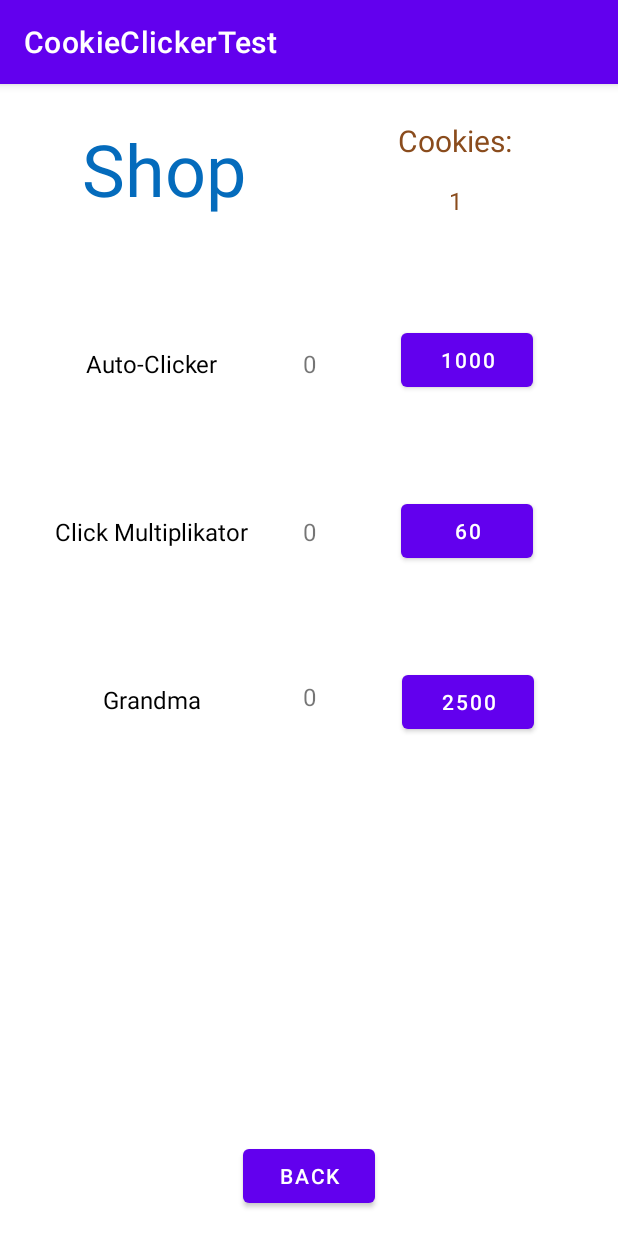
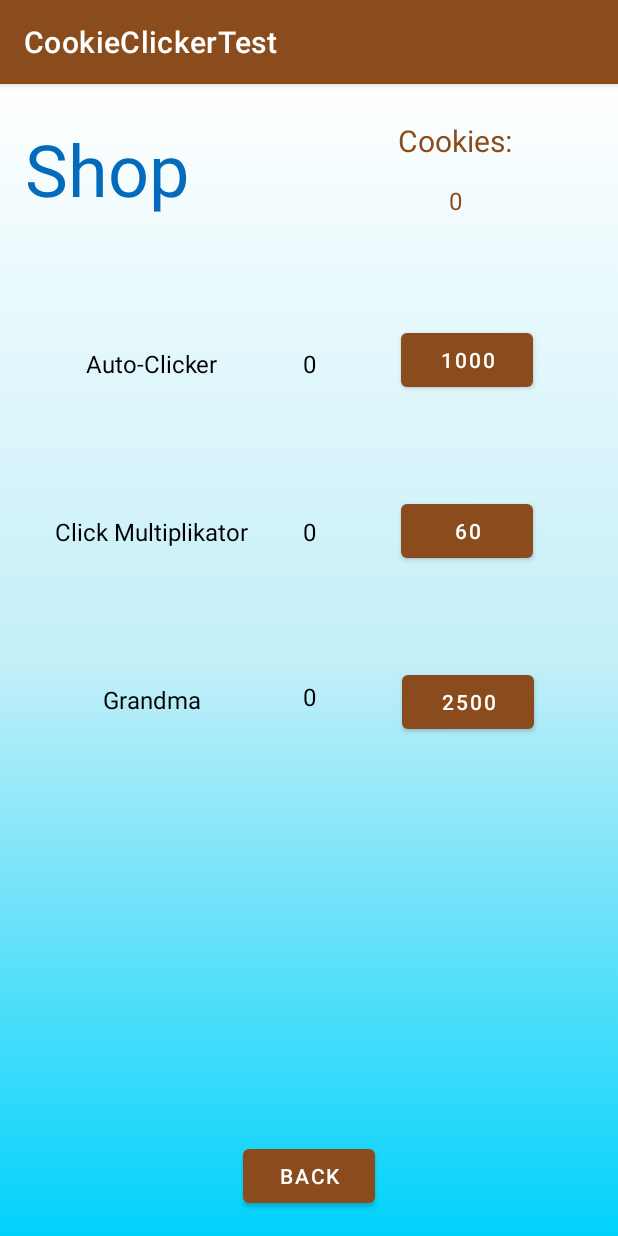
Before and after one commit to Dr-PPSN/Cookie-Klicker-App, an Android app: the Shop screen opened directly, with no data from a screen before it, on a phone screen of 412 x 824 dp. Run offline under Robolectric (Android 15) with nearby library versions, the phone set to English and light mode, and no system bars.

Commit message:
design and better animation

```diff
--- a/app/src/main/java/com/example/cookieclickertest/Shop.java
+++ b/app/src/main/java/com/example/cookieclickertest/Shop.java
@@ -26,7 +26,7 @@
     public int multi = 0;
     public int grandma = 0;
 
-    //TODO: If Anzahl_Click Multiplikator == 24 -> disable Buy_Multi Button
+    //TODO: If Anzahl_Click Multiplikator == 24 change to Billions
 
     @Override
     protected void onCreate(Bundle savedInstanceState) {
--- /dev/null
+++ b/app/src/main/res/drawable/background_gradient.xml
@@ -0,0 +1,13 @@
+<?xml version="1.0" encoding="utf-8"?>
+<selector xmlns:android="http://schemas.android.com/apk/res/android">
+    <item>
+        <shape>
+            <gradient
+                android:angle="-90"
+                android:startColor="@color/white"
+                android:centerColor="#c3eff8"
+                android:endColor="#00d2fb"
+                android:type="linear" />
+        </shape>
+    </item>
+</selector>
--- a/app/src/main/res/layout/activity_shop.xml
+++ b/app/src/main/res/layout/activity_shop.xml
@@ -4,6 +4,7 @@
     xmlns:tools="http://schemas.android.com/tools"
     android:layout_width="match_parent"
     android:layout_height="match_parent"
+    android:background="@drawable/background_gradient"
     tools:context=".Shop">
 
     <TextView
@@ -11,8 +12,9 @@
         android:layout_width="wrap_content"
         android:layout_height="wrap_content"
         android:layout_marginTop="88dp"
-        android:text="0"
+        android:text="@string/_0"
         android:textSize="16sp"
+        android:textColor="#000000"
         app:layout_constraintEnd_toEndOf="parent"
         app:layout_constraintStart_toStartOf="parent"
         app:layout_constraintTop_toBottomOf="@+id/anzahl_multi" />
@@ -24,7 +26,7 @@
         android:layout_marginStart="8dp"
         android:layout_marginTop="90dp"
         android:layout_marginEnd="8dp"
-        android:text="Grandma"
+        android:text="@string/grandma"
         android:textColor="#000000"
         android:textSize="16sp"
         app:layout_constraintEnd_toStartOf="@+id/anzahl_multi"
@@ -38,7 +40,7 @@
         android:layout_marginStart="16dp"
         android:layout_marginEnd="16dp"
         android:layout_marginBottom="16dp"
-        android:text="Back"
+        android:text="@string/back"
         app:layout_constraintBottom_toBottomOf="parent"
         app:layout_constraintEnd_toEndOf="parent"
         app:layout_constraintStart_toStartOf="parent" />
@@ -50,7 +52,7 @@
         android:layout_marginStart="8dp"
         android:layout_marginTop="175dp"
         android:layout_marginEnd="8dp"
-        android:text="Auto-Clicker"
+        android:text="@string/auto_clicker"
         android:textColor="#000000"
         android:textSize="16sp"
         app:layout_constraintEnd_toStartOf="@+id/anzahl_auto"
@@ -64,7 +66,9 @@
         android:layout_marginStart="8dp"
         android:layout_marginTop="160dp"
         android:layout_marginEnd="8dp"
-        android:text="1000"
+        android:hapticFeedbackEnabled="true"
+        android:text="@string/_1000"
+        android:textColor="#FFFFFF"
         app:layout_constraintEnd_toEndOf="parent"
         app:layout_constraintStart_toEndOf="@+id/anzahl_auto"
         app:layout_constraintTop_toTopOf="parent" />
@@ -76,7 +80,7 @@
         android:layout_marginStart="8dp"
         android:layout_marginTop="90dp"
         android:layout_marginEnd="8dp"
-        android:text="Click Multiplikator"
+        android:text="@string/click_multiplikator"
         android:textColor="#000000"
         android:textSize="16sp"
         app:layout_constraintEnd_toStartOf="@+id/anzahl_multi"
@@ -90,7 +94,7 @@
         android:layout_marginStart="8dp"
         android:layout_marginTop="66dp"
         android:layout_marginEnd="8dp"
-        android:text="60"
+        android:text="@string/_60"
         app:layout_constraintEnd_toEndOf="parent"
         app:layout_constraintStart_toEndOf="@+id/anzahl_multi"
         app:layout_constraintTop_toBottomOf="@+id/button_buy_auto" />
@@ -102,7 +106,7 @@
         android:layout_marginStart="8dp"
         android:layout_marginTop="66dp"
         android:layout_marginEnd="8dp"
-        android:text="2500"
+        android:text="@string/_2500"
         app:layout_constraintEnd_toEndOf="parent"
         app:layout_constraintHorizontal_bias="0.505"
         app:layout_constraintStart_toEndOf="@+id/anzahl_multi"
@@ -114,7 +118,8 @@
         android:layout_height="wrap_content"
         android:layout_marginStart="16dp"
         android:layout_marginTop="24dp"
-        android:text="Shop"
+        android:layout_marginEnd="76dp"
+        android:text="@string/shop"
         android:textColor="#046BBC"
         android:textColorHint="#00FFFFFF"
         android:textSize="48sp"
@@ -128,6 +133,7 @@
         android:layout_height="wrap_content"
         android:layout_marginTop="175dp"
         android:text="0"
+        android:textColor="#000000"
         android:textSize="16sp"
         app:layout_constraintEnd_toEndOf="parent"
         app:layout_constraintStart_toStartOf="parent"
@@ -139,6 +145,7 @@
         android:layout_height="wrap_content"
         android:layout_marginTop="90dp"
         android:text="0"
+        android:textColor="#000000"
         android:textSize="16sp"
         app:layout_constraintEnd_toEndOf="parent"
         app:layout_constraintStart_toStartOf="parent"
@@ -150,7 +157,7 @@
         android:layout_height="wrap_content"
         android:layout_marginTop="24dp"
         android:layout_marginEnd="16dp"
-        android:text="Cookies:"
+        android:text="@string/cookies"
         android:textColor="#8A4C1D"
         android:textSize="20sp"
         app:layout_constraintEnd_toEndOf="parent"
@@ -162,7 +169,7 @@
         android:layout_width="wrap_content"
         android:layout_height="wrap_content"
         android:layout_marginEnd="16dp"
-        android:text="0"
+        android:text="@string/_0"
         android:textColor="#8A4C1D"
         android:textSize="16sp"
         app:layout_constraintBottom_toBottomOf="@+id/textView3"
--- a/app/src/main/res/values-night/themes.xml
+++ b/app/src/main/res/values-night/themes.xml
@@ -2,9 +2,9 @@
     <!-- Base application theme. -->
     <style name="Theme.CookieClickerTest" parent="Theme.MaterialComponents.DayNight.DarkActionBar">
         <!-- Primary brand color. -->
-        <item name="colorPrimary">@color/purple_200</item>
+        <item name="colorPrimary">#8A4C1D</item>
         <item name="colorPrimaryVariant">@color/purple_700</item>
-        <item name="colorOnPrimary">@color/black</item>
+        <item name="colorOnPrimary">@color/white</item>
         <!-- Secondary brand color. -->
         <item name="colorSecondary">@color/teal_200</item>
         <item name="colorSecondaryVariant">@color/teal_200</item>
--- a/app/src/main/res/values/strings.xml
+++ b/app/src/main/res/values/strings.xml
@@ -1,3 +1,16 @@
 <resources>
     <string name="app_name">CookieClickerTest</string>
+    <string name="reset">Reset</string>
+    <string name="shop">Shop</string>
+    <string name="save">Save</string>
+    <string name="cookie">Cookie</string>
+    <string name="cookies">Cookies:</string>
+    <string name="_2500">2500</string>
+    <string name="_60">60</string>
+    <string name="click_multiplikator">Click Multiplikator</string>
+    <string name="_1000">1000</string>
+    <string name="auto_clicker">Auto-Clicker</string>
+    <string name="back">Back</string>
+    <string name="grandma">Grandma</string>
+    <string name="_0">0</string>
 </resources>
--- a/app/src/main/res/values/themes.xml
+++ b/app/src/main/res/values/themes.xml
@@ -2,7 +2,7 @@
     <!-- Base application theme. -->
     <style name="Theme.CookieClickerTest" parent="Theme.MaterialComponents.DayNight.DarkActionBar">
         <!-- Primary brand color. -->
-        <item name="colorPrimary">@color/purple_500</item>
+        <item name="colorPrimary">#8A4C1D</item>
         <item name="colorPrimaryVariant">@color/purple_700</item>
         <item name="colorOnPrimary">@color/white</item>
         <!-- Secondary brand color. -->
```
Also changed, not shown: app/src/main/java/com/example/cookieclickertest/MainActivity.java (+25 -59 lines), app/src/main/res/layout/activity_main.xml (+27 -21 lines).
